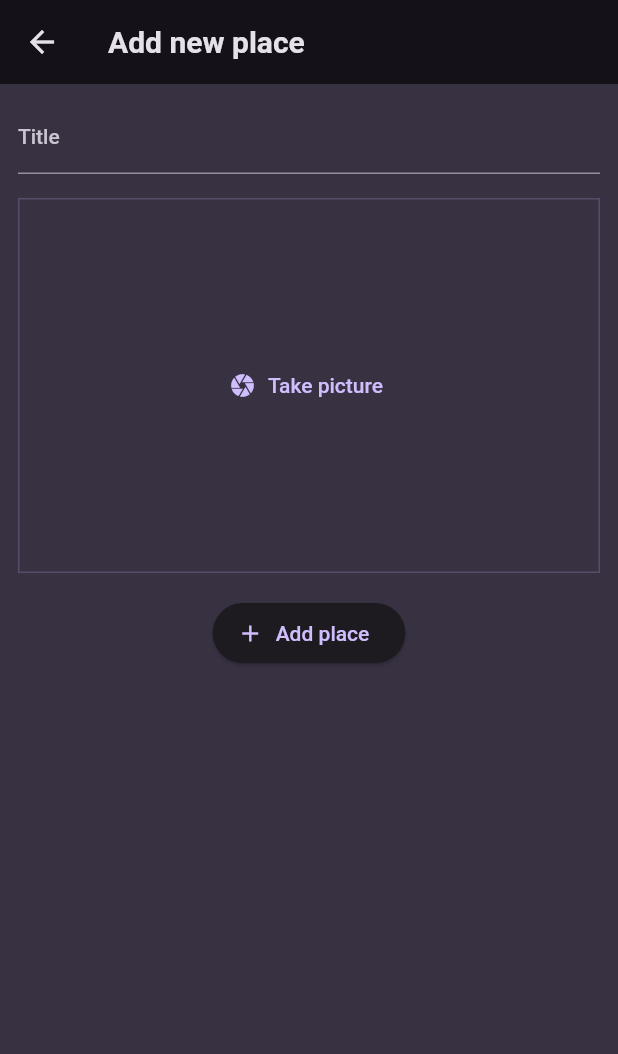
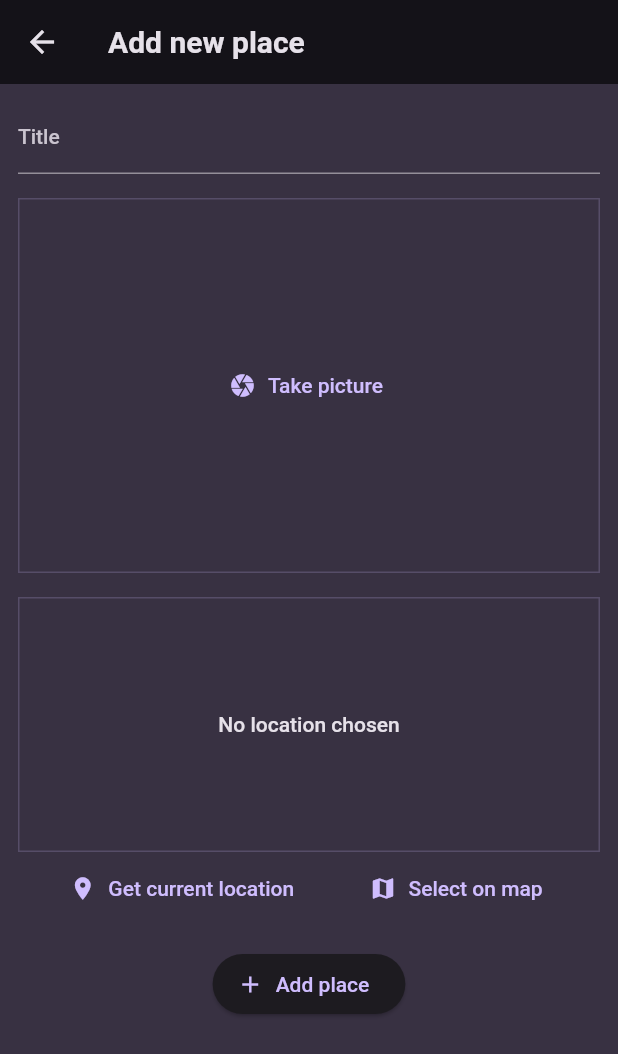
Before and after one commit to juanpabloCamus/favorite_places_app, a Flutter app: the AddPlaceScreen screen opened directly, on a phone screen of 412 x 824 dp. Shown: the top 1054 px of the screen. Run offline on Flutter 3.47's test engine with Material 2 defaults, Android fonts, the phone set to English and light mode, and no system bars; our stand-ins replace flutter_riverpod, google_fonts, image_picker.

Commit message:
add location input

```diff
--- a/lib/screens/add_place.dart
+++ b/lib/screens/add_place.dart
@@ -2,6 +2,7 @@ import 'dart:io';
 
 import 'package:favorite_places_app/providers/user_places.dart';
 import 'package:favorite_places_app/widgets/image_input.dart';
+import 'package:favorite_places_app/widgets/location_input.dart';
 import 'package:flutter/material.dart';
 import 'package:flutter_riverpod/flutter_riverpod.dart';
 
@@ -64,6 +65,10 @@ class _AddPlaceScreenState extends ConsumerState<AddPlaceScreen> {
             const SizedBox(
               height: 16,
             ),
+            const LocationInput(),
+            const SizedBox(
+              height: 16,
+            ),
             ElevatedButton.icon(
                 icon: const Icon(Icons.add),
                 onPressed: _savePlace,
--- /dev/null
+++ b/lib/widgets/location_input.dart
@@ -0,0 +1,58 @@
+import 'package:flutter/material.dart';
+
+class LocationInput extends StatefulWidget {
+  const LocationInput({super.key});
+
+  @override
+  State<LocationInput> createState() {
+    return _LocationInputState();
+  }
+}
+
+class _LocationInputState extends State<LocationInput> {
+  @override
+  Widget build(BuildContext context) {
+    return Column(
+      children: [
+        Container(
+          alignment: Alignment.center,
+          height: 170,
+          width: double.infinity,
+          decoration: BoxDecoration(
+            border: Border.all(
+              width: 1,
+              color: Theme.of(context).colorScheme.primary.withOpacity(0.2),
+            ),
+          ),
+          child: Text(
+            'No location chosen',
+            textAlign: TextAlign.center,
+            style: Theme.of(context)
+                .textTheme
+                .bodyLarge!
+                .copyWith(color: Theme.of(context).colorScheme.onBackground),
+          ),
+        ),
+        Row(
+          mainAxisAlignment: MainAxisAlignment.spaceEvenly,
+          children: [
+            TextButton.icon(
+              onPressed: () {},
+              icon: const Icon(Icons.location_on),
+              label: const Text(
+                'Get current location',
+              ),
+            ),
+            TextButton.icon(
+              onPressed: () {},
+              icon: const Icon(Icons.map),
+              label: const Text(
+                'Select on map',
+              ),
+            )
+          ],
+        )
+      ],
+    );
+  }
+}
--- a/pubspec.yaml
+++ b/pubspec.yaml
@@ -40,6 +40,7 @@ dependencies:
   riverpod: ^2.3.6
   flutter_riverpod: ^2.3.6
   image_picker: ^0.8.7+5
+  location: ^4.4.0
 
 dev_dependencies:
   flutter_test:
```
Also changed, not shown: pubspec.lock, 1 other file.
